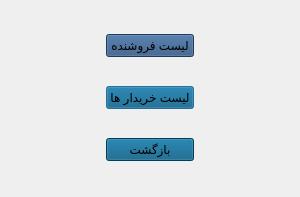
First picture: the form in menu/list_accounts.ui, repository AP-projects-4001/alsa, before the edit.
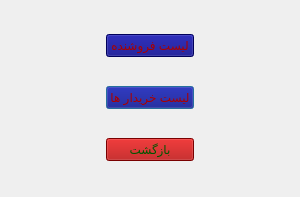
Second picture: the form after the edit. Icons and pictures are not drawn.

Patch:
```diff
--- a/menu/list_accounts.ui
+++ b/menu/list_accounts.ui
@@ -33,7 +33,8 @@
     <widget class="QPushButton" name="pushButton_2">
      <property name="styleSheet">
       <string notr="true">background-image: url();
-background-color: rgb(0, 85, 127);</string>
+color: rgb(170, 0, 0);
+background-color: rgb(0, 0, 127);</string>
      </property>
      <property name="text">
       <string>لیست خریدار ها</string>
@@ -57,7 +58,8 @@
     <widget class="QPushButton" name="pushButton_3">
      <property name="styleSheet">
       <string notr="true">background-image: url();
-background-color: rgb(0, 85, 127);</string>
+background-color: rgb(170, 0, 0);
+color: rgb(0, 85, 0);</string>
      </property>
      <property name="text">
       <string>بازگشت</string>
@@ -68,7 +70,8 @@
     <widget class="QPushButton" name="pushButton">
      <property name="styleSheet">
       <string notr="true">background-image: url();
-background-color: rgb(43, 81, 127);</string>
+color: rgb(170, 0, 0);
+background-color: rgb(0, 0, 127);</string>
      </property>
      <property name="text">
       <string>لیست فروشنده</string>
```
Left out of the diff: 2 changed lines with no effect on the pictures.
